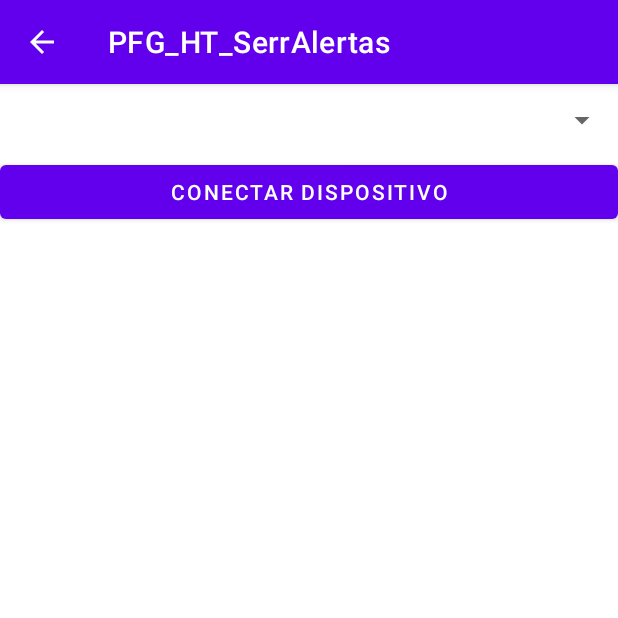
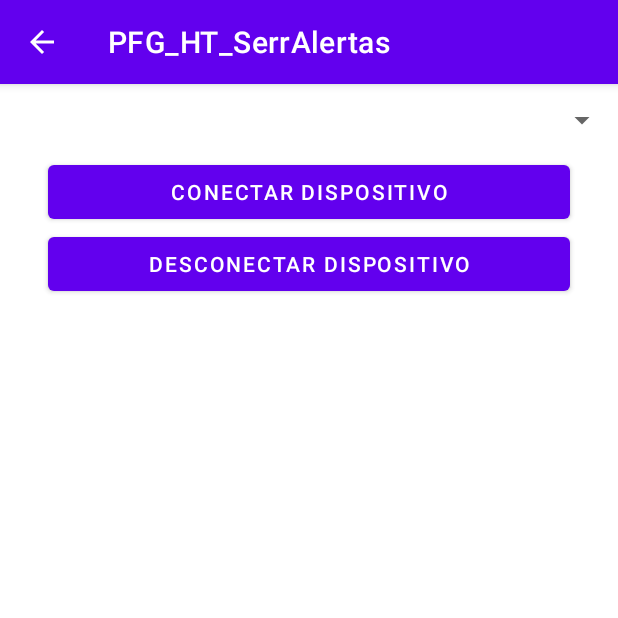
Before and after one commit to AdrianCoso/PFG_HT_SerrAlertas, an Android app: the BtConfigActivity screen opened directly, with no data from a screen before it, on a phone screen of 412 x 824 dp, the top half of it. Run offline under Robolectric (Android 15) with nearby library versions, the phone set to English and light mode, and no system bars.

Commit message:
Añade desconexión del dispositivo bluetooth con botón en pantalla de configuración

```diff
--- a/app/src/main/java/dam/coso/pfg_ht_serralertas/BtConfigActivity.java
+++ b/app/src/main/java/dam/coso/pfg_ht_serralertas/BtConfigActivity.java
@@ -73,5 +73,14 @@ public class BtConfigActivity extends AppCompatActivity {
                 startService(intentServicioBt);
             }
         });
+
+        Button btnDesconectarBt = (Button) findViewById(R.id.btn_desconectar_bt);
+        btnDesconectarBt.setOnClickListener(new View.OnClickListener() {
+            @Override
+            public void onClick(View v) {
+                Intent intentServicioBt = new Intent(getApplicationContext(), BtService.class);
+                stopService(intentServicioBt);
+            }
+        });
     }
 }
--- a/app/src/main/res/layout/activity_bt_config.xml
+++ b/app/src/main/res/layout/activity_bt_config.xml
@@ -1,6 +1,5 @@
 <?xml version="1.0" encoding="utf-8"?>
 <LinearLayout xmlns:android="http://schemas.android.com/apk/res/android"
-    xmlns:app="http://schemas.android.com/apk/res-auto"
     xmlns:tools="http://schemas.android.com/tools"
     android:layout_width="match_parent"
     android:layout_height="match_parent"
@@ -17,5 +16,15 @@
         android:id="@+id/btn_conectar_bt"
         android:layout_width="match_parent"
         android:layout_height="wrap_content"
+        android:layout_marginHorizontal="32dp"
+        android:maxWidth="320dp"
         android:text="@string/lbl_btn_connect_bt" />
+
+    <Button
+        android:id="@+id/btn_desconectar_bt"
+        android:layout_width="match_parent"
+        android:layout_height="wrap_content"
+        android:layout_marginHorizontal="32dp"
+        android:maxWidth="320dp"
+        android:text="@string/lbl_btn_disconnect_bt" />
 </LinearLayout>
--- a/app/src/main/res/values/strings.xml
+++ b/app/src/main/res/values/strings.xml
@@ -19,4 +19,5 @@
     <string name="btn_cancelar_nuevo_perfil">Cancelar</string>
     <string name="btn_agregar_nuevo_perfil">Agregar</string>
     <string name="description_fab_nuevo_perfil">Agregar nuevo perfil</string>
+    <string name="lbl_btn_disconnect_bt">Desconectar dispositivo</string>
 </resources>
```
Also changed, not shown: app/src/main/java/dam/coso/pfg_ht_serralertas/servicios/BtService.java (+22 -1 lines).
